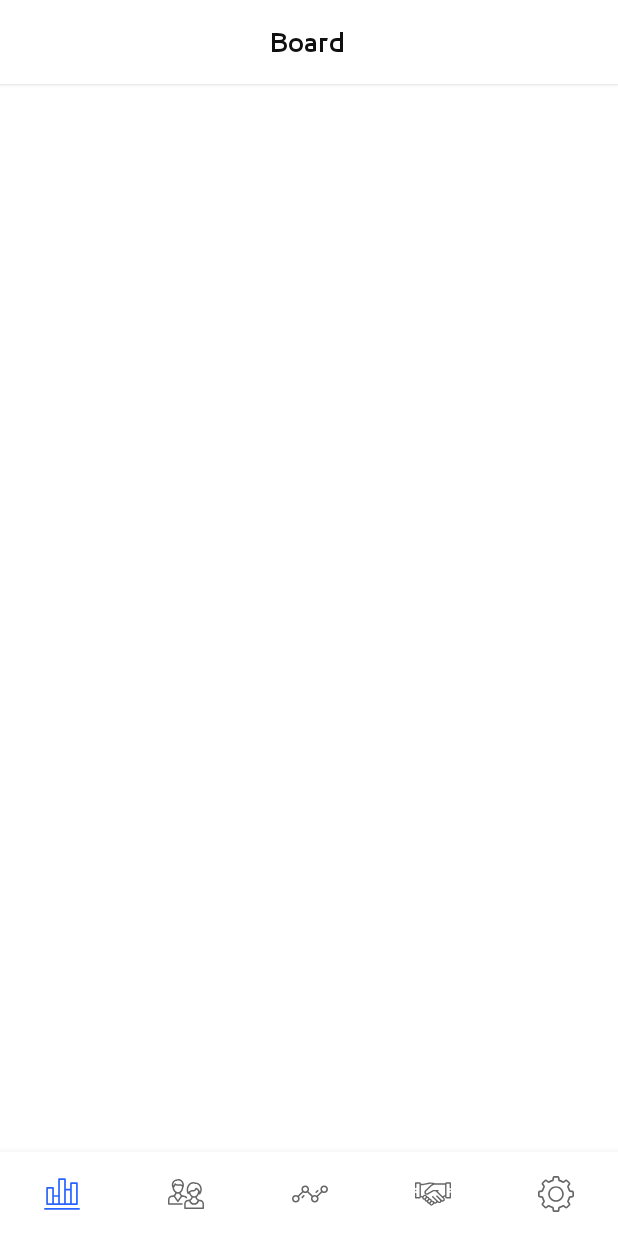
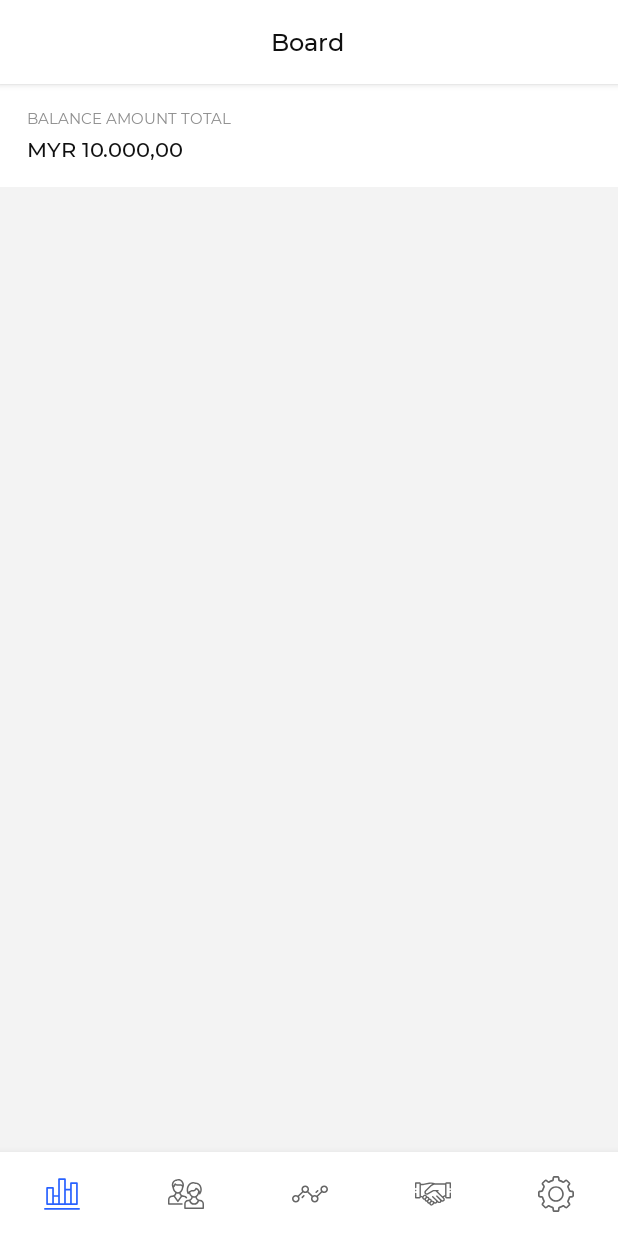
Before and after one commit to aldieemaulana/LendMe, an Android app: the screen it shows after launch (MainActivity), on a phone screen of 412 x 824 dp. Run offline under Robolectric (Android 15) with nearby library versions, the phone set to English and light mode, and no system bars; libraries missing offline, so code that uses them is left out: com.kaopiz.kprogresshud; 1 statement that could not run was skipped.

Commit message:
Base design Remove Font Ubuntu Adding Font Monst

```diff
--- a/app/src/main/java/com/jomhack/lendme/components/JomTextView.kt
+++ b/app/src/main/java/com/jomhack/lendme/components/JomTextView.kt
@@ -17,7 +17,7 @@ import com.jomhack.lendme.logger.JomHackLog
 class JomTextView : AppCompatTextView {
 
     private var mFont: String = "R"
-    private var mPath: String = "fonts/Ubuntu-"
+    private var mPath: String = "fonts/Montserrat-"
     private var mType: String = ".ttf"
     private var mEditRes: Int = 0
     private lateinit var mEdit: View
--- a/app/src/main/java/com/jomhack/lendme/fragment/BoardFragment.kt
+++ b/app/src/main/java/com/jomhack/lendme/fragment/BoardFragment.kt
@@ -1,6 +1,12 @@
 package com.jomhack.lendme.fragment
 
+import android.os.Bundle
 import android.support.v4.app.Fragment
+import android.view.LayoutInflater
+import android.view.View
+import android.view.ViewGroup
+import com.jomhack.lendme.R
+import com.jomhack.lendme.activity.MainActivity
 
 /**
  * Created by Al on 06/10/2018 for JomHack
@@ -8,6 +14,16 @@ import android.support.v4.app.Fragment
 
 class BoardFragment : Fragment() {
 
+    private lateinit var mActivity : MainActivity
 
+    override fun onCreateView(inflater: LayoutInflater, container: ViewGroup?, savedInstanceState: Bundle?): View? {
+        return inflater.inflate(R.layout.fragment_board, container, false)
+    }
+
+    override fun onViewCreated(view: View, savedInstanceState: Bundle?) {
+        super.onViewCreated(view, savedInstanceState)
+
+        mActivity = (activity as MainActivity)
+    }
 
 }
--- a/app/src/main/res/animator/appbar_elevation.xml
+++ b/app/src/main/res/animator/appbar_elevation.xml
@@ -4,7 +4,7 @@
         <objectAnimator
             android:duration="1000"
             android:propertyName="elevation"
-            android:valueTo="1.8dp"
+            android:valueTo="3dp"
             android:valueType="floatType" />
     </item>
 </selector>
--- a/app/src/main/res/layout/activity_main.xml
+++ b/app/src/main/res/layout/activity_main.xml
@@ -15,7 +15,7 @@
         android:id="@+id/nestedScrollView"
         android:layout_width="match_parent"
         android:layout_height="match_parent"
-        android:background="@color/colorWhite"
+        android:background="@color/colorBackgroundPrimary"
         app:layout_insetEdge="top"
         app:layout_behavior="@string/appbar_scrolling_view_behavior" >
         <FrameLayout
--- /dev/null
+++ b/app/src/main/res/layout/fragment_board.xml
@@ -0,0 +1,48 @@
+<?xml version="1.0" encoding="utf-8"?>
+<LinearLayout xmlns:android="http://schemas.android.com/apk/res/android"
+    xmlns:tools="http://schemas.android.com/tools"
+    xmlns:app="http://schemas.android.com/apk/res-auto"
+    android:layout_width="match_parent"
+    android:layout_height="match_parent"
+    tools:context=".fragment.BoardFragment"
+    android:orientation="vertical"
+    android:focusable="true"
+    android:focusableInTouchMode="true">
+
+    <android.support.constraint.ConstraintLayout
+        android:id="@+id/layoutBalance"
+        android:layout_width="match_parent"
+        android:layout_height="wrap_content"
+        android:background="@color/colorWhite"
+        style="@style/AppTheme.Layout.Parent">
+
+        <com.jomhack.lendme.components.JomTextView
+            app:JomFont="R"
+            android:id="@+id/label_balance_amount_total"
+            android:layout_width="0dp"
+            android:layout_height="wrap_content"
+            android:textAllCaps="true"
+            android:text="@string/text_balance_amount_total"
+            android:textColor="@color/colorTextPrimaryLight"
+            android:textSize="@dimen/text_title_tiny"
+            app:layout_constraintTop_toTopOf="parent"
+            app:layout_constraintLeft_toLeftOf="parent"
+            app:layout_constraintRight_toRightOf="parent"/>
+
+        <com.jomhack.lendme.components.JomTextView
+            app:JomFont="M"
+            android:id="@+id/textAmount"
+            android:layout_width="0dp"
+            android:layout_height="wrap_content"
+            android:textAllCaps="true"
+            android:text="@string/dummy_amount"
+            android:textColor="@color/colorTextPrimary"
+            android:layout_marginTop="@dimen/component_small"
+            android:textSize="@dimen/text_title_medium"
+            app:layout_constraintTop_toBottomOf="@id/label_balance_amount_total"
+            app:layout_constraintLeft_toLeftOf="parent"
+            app:layout_constraintRight_toRightOf="parent"/>
+
+    </android.support.constraint.ConstraintLayout>
+
+</LinearLayout>
--- a/app/src/main/res/layout/toolbar_primary.xml
+++ b/app/src/main/res/layout/toolbar_primary.xml
@@ -16,7 +16,7 @@
         android:id="@+id/toolbar"
         style="@style/AppTheme.Toolbar"
         android:background="@color/colorWhite"
-        app:elevation="100dp"
+        app:elevation="0dp"
         android:paddingRight="@dimen/activity_horizontal_margin"
         android:paddingEnd="@dimen/activity_horizontal_margin"
         android:weightSum="1"
--- a/app/src/main/res/values/dimens.xml
+++ b/app/src/main/res/values/dimens.xml
@@ -1,6 +1,6 @@
 <resources>
 
-    <dimen name="text_nav_bar_title">18sp</dimen>
+    <dimen name="text_nav_bar_title">16sp</dimen>
     <dimen name="activity_horizontal_margin">18dp</dimen>
     <dimen name="activity_horizontal_margin_small">9dp</dimen>
     <dimen name="activity_vertical_margin_small">8dp</dimen>
@@ -8,10 +8,13 @@
     <dimen name="activity_vertical_margin_big">32dp</dimen>
     <dimen name="activity_vertical_margin_extra">42dp</dimen>
 
-    <dimen name="text_title_extra">30sp</dimen>
+    <dimen name="text_title_huge">22sp</dimen>
+    <dimen name="text_title_extra">20sp</dimen>
     <dimen name="text_title_big">18sp</dimen>
-    <dimen name="text_title_medium">16sp</dimen>
+    <dimen name="text_title_medium">14sp</dimen>
+    <dimen name="text_title_normal">16sp</dimen>
     <dimen name="text_title_small">12sp</dimen>
+    <dimen name="text_title_tiny">10sp</dimen>
 
     <dimen name="component_extra_small">2dp</dimen>
     <dimen name="component_small">4dp</dimen>
--- a/app/src/main/res/values/strings.xml
+++ b/app/src/main/res/values/strings.xml
@@ -6,4 +6,6 @@
     <string name="title_invests">Invests</string>
     <string name="title_history">History</string>
     <string name="title_settings">Settings</string>
+    <string name="text_balance_amount_total">Balance Amount Total</string>
+    <string name="dummy_amount">MYR 10.000,00</string>
 </resources>
```
Also changed, not shown: app/src/main/assets/fonts/Montserrat-B.ttf (added), app/src/main/assets/fonts/Montserrat-L.ttf (added), app/src/main/assets/fonts/Montserrat-M.ttf (added), app/src/main/assets/fonts/Montserrat-R.ttf (added), app/src/main/assets/fonts/Ubuntu-B.ttf (deleted), app/src/main/assets/fonts/Ubuntu-L.ttf (deleted), app/src/main/assets/fonts/Ubuntu-M.ttf (deleted), app/src/main/assets/fonts/Ubuntu-R.ttf (deleted).
